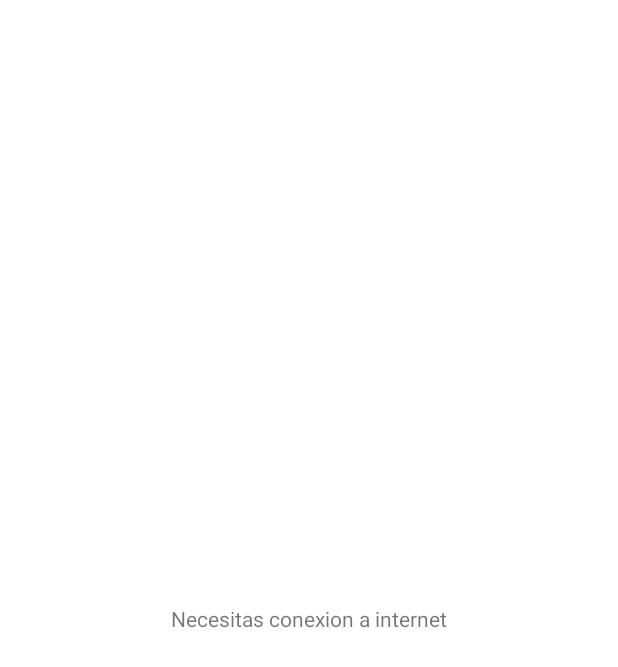
After one commit to PabloSR06/EasyGas_Android, an Android app: the ErrorActivity screen opened directly, with no data from a screen before it, on a phone screen of 412 x 824 dp. The commit adds this screen. Shown: the top 667 px of the screen. Run offline under Robolectric (Android 15) with nearby library versions, the phone set to English and light mode, and no system bars.

Commit message:
no internet error

```diff
--- /dev/null
+++ b/app/src/main/java/es/easygas/ErrorActivity.java
@@ -0,0 +1,16 @@
+package es.easygas;
+
+import androidx.appcompat.app.AppCompatActivity;
+
+import android.os.Bundle;
+
+public class ErrorActivity extends AppCompatActivity {
+
+    @Override
+    protected void onCreate(Bundle savedInstanceState) {
+        super.onCreate(savedInstanceState);
+        setContentView(R.layout.activity_error);
+
+
+    }
+}
--- a/app/src/main/res/drawable/background_splashscren.xml
+++ b/app/src/main/res/drawable/background_splashscren.xml
@@ -1,12 +1,10 @@
 <?xml version="1.0" encoding="utf-8"?>
 <layer-list xmlns:android="http://schemas.android.com/apk/res/android">
-
-
 
     <item>
         <bitmap
             android:gravity="center"
-            android:src="@drawable/icon"/>
+            android:src="@mipmap/ic_easygas_foreground"/>
     </item>
 
 </layer-list>
--- /dev/null
+++ b/app/src/main/res/layout/activity_error.xml
@@ -0,0 +1,18 @@
+<?xml version="1.0" encoding="utf-8"?>
+<androidx.constraintlayout.widget.ConstraintLayout xmlns:android="http://schemas.android.com/apk/res/android"
+    xmlns:app="http://schemas.android.com/apk/res-auto"
+    xmlns:tools="http://schemas.android.com/tools"
+    android:layout_width="match_parent"
+    android:layout_height="match_parent"
+    tools:context=".ErrorActivity">
+
+    <TextView
+        android:id="@+id/errorText"
+        android:layout_width="wrap_content"
+        android:layout_height="wrap_content"
+        android:text="@string/noConex"
+        app:layout_constraintBottom_toBottomOf="parent"
+        app:layout_constraintEnd_toEndOf="parent"
+        app:layout_constraintStart_toStartOf="parent"
+        app:layout_constraintTop_toTopOf="parent" />
+</androidx.constraintlayout.widget.ConstraintLayout>
--- a/app/src/main/res/values/strings.xml
+++ b/app/src/main/res/values/strings.xml
@@ -1,3 +1,4 @@
 <resources>
     <string name="app_name">EasyGas</string>
+    <string name="noConex">Necesitas conexion a internet</string>
 </resources>
--- a/app/src/main/res/values/themes.xml
+++ b/app/src/main/res/values/themes.xml
@@ -15,6 +15,5 @@
     </style>
     <style name="Theme.SplashTheme" parent="Theme.EasyGas">
         <item name="android:windowBackground">@drawable/background_splashscren</item>
-
     </style>
 </resources>
```
Also changed, not shown: app/src/main/AndroidManifest.xml (+7 -5 lines), app/src/main/java/es/easygas/MainActivity.java (+19 -1 lines).
